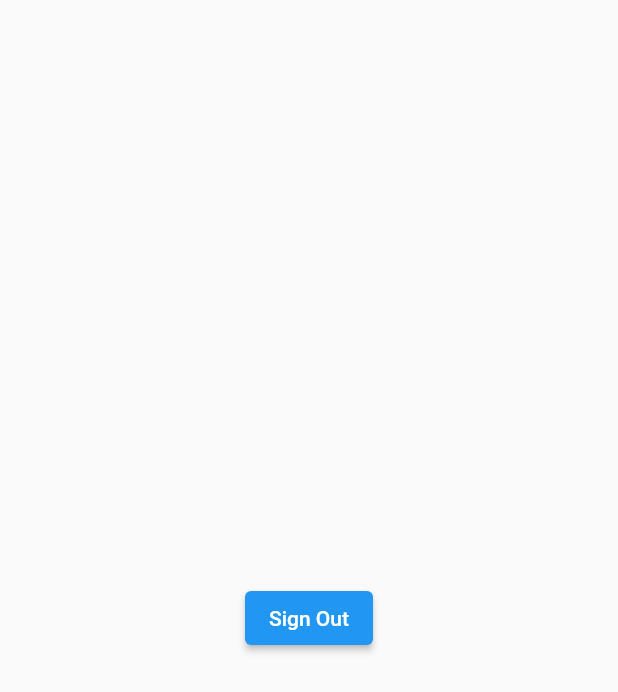
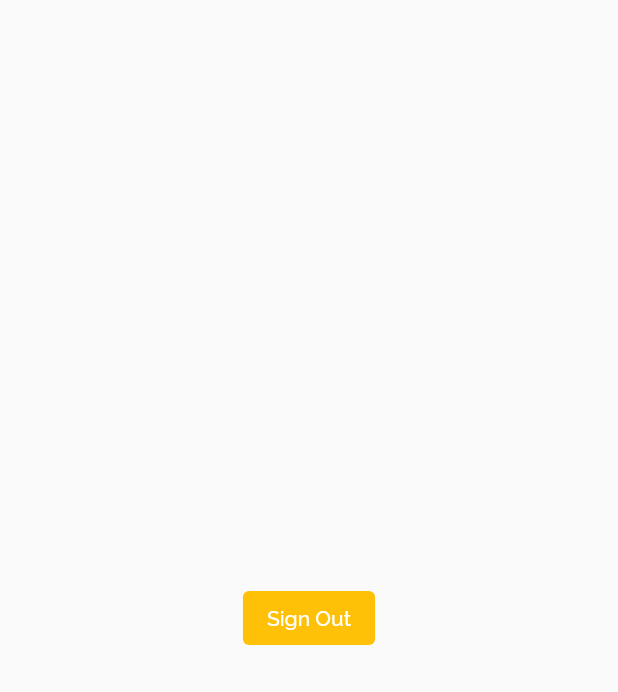
Before and after one commit to sohaibnomanahmed/webapp, a Flutter app: the screen it shows once a user with an empty profile is signed in, on a phone screen of 412 x 824 dp. Shown: the top 692 px of the screen. Run offline on Flutter 3.47's test engine with Material 2 defaults, Android fonts, the light colour scheme and no system bars; our stand-ins replace cloud_firestore, firebase_auth, firebase_core, google_fonts, routemaster, tuple; accounts and stored records are empty; statements that could not run were skipped.

Commit message:
Fix theming folder structure.

```diff
--- a/lib/main.dart
+++ b/lib/main.dart
@@ -13,9 +13,8 @@ void main() async {
   );
   await FirebaseAuth.instance.authStateChanges().isEmpty;
 
-  // services
-
   // infrastructure
+  // TODO maybe create a own service class
   final routes = Routes();
   final theming = Theming();
 
--- a/lib/src/home/my_home_page.dart
+++ b/lib/src/home/my_home_page.dart
@@ -13,7 +13,6 @@ class MyHomePage extends StatelessWidget {
   @override
   Widget build(BuildContext context) {
     final tabPage = TabPage.of(context);
-    final width = MediaQuery.of(context).size.width;
     return Scaffold(
       //key: scaffoldKey,
       appBar: const TopBar(),
--- a/lib/src/theme/theming.dart
+++ b/lib/src/theme/theming.dart
@@ -2,6 +2,7 @@ import 'package:flutter/material.dart';
 import 'package:google_fonts/google_fonts.dart';
 
 class Theming {
+  /* ------ CONSTANTS ----- */
   // colors - make tints at https://maketintsandshades.com
   final Color _primary = Colors.amber; // #6D67FF
   // static const Color _primaryLight = Color(0xFF8985FF);
@@ -11,39 +12,48 @@ class Theming {
   // static const Color _secondaryLight = Color(0xFF8985FF);
   // static const Color _secondaryDark = Color(0xFF5652CC);
 
-  final Color _bgcolorDark = const Color(0xFF19182C);
-  final Color _secondaryDark = const Color(0xFF242339);
-  // static const Color _iconDark = Color(0xFF363740);
+  final Color _bgColorDark = const Color(0xFF19182C);
+  final Color _bgColorSuppDark = const Color(0xFF242339);
+  //final Color _iconColorDark = const Color(0xFF363740);
 
   // static const Color _light = Color(0xFFF7F8FC);
   // static const Color _lightGray = Color(0xFFA4A6B3);
   // static const Color _darkGray = Color(0xFF363740);
 
-  // default values
-  final double defaultElevation = 0;
+  final double _defaultElevation = 0;
 
-  // font
-  final textTheme = GoogleFonts.ralewayTextTheme;
+  /* ------ WIDGET THEMES -------- */
+  final _textTheme = GoogleFonts.ralewayTextTheme;
+  late AppBarTheme _appBarTheme;
+  late ElevatedButtonThemeData _elevatedButtonThemeData;
+  late FloatingActionButtonThemeData _floatingActionButtonThemeData;
+  late InputDecorationTheme _inputDecorationTheme;
+  late IconThemeData _iconThemeData;
 
-  // appBar
-  final appBarTheme = AppBarTheme(
-    //foregroundColor: _primaryDark, # text, icons etc..
-    elevation: defaultElevation,
-    //backgroundColor: Colors.transparent,
+  /* ------ APP THEMES --------- */
+  late ThemeData _lightTheme;
+  late ThemeData _darkTheme;
+
+  // getters
+  ThemeData get lightTheme => _lightTheme;
+  ThemeData get darkTheme => _darkTheme;
+
+  Theming() {
+    _appBarTheme = AppBarTheme(
+      elevation: _defaultElevation,
+      backgroundColor: _secondary
     );
 
-  // buttons
-  static final elevetedButtonTheme = ElevatedButtonThemeData(
-      style: TextButton.styleFrom(elevation: defaultElevation));
+    _elevatedButtonThemeData = ElevatedButtonThemeData(
+        style: TextButton.styleFrom(elevation: _defaultElevation));
 
-  static const floatingActionButtonTheme = FloatingActionButtonThemeData(
-    elevation: defaultElevation,
-    disabledElevation: defaultElevation,
-    highlightElevation: defaultElevation,
+    _floatingActionButtonThemeData = FloatingActionButtonThemeData(
+      elevation: _defaultElevation,
+      disabledElevation: _defaultElevation,
+      highlightElevation: _defaultElevation,
     );
 
-  // input decoration for textfield etc..
-  static const inputDecorationTheme = InputDecorationTheme(
+    _inputDecorationTheme = const InputDecorationTheme(
       border: OutlineInputBorder(
           borderSide: BorderSide.none,
           borderRadius: BorderRadius.all(Radius.circular(10))),
@@ -51,33 +61,33 @@ class Theming {
       isDense: true,
     );
 
-  static const iconTheme = IconThemeData(color: _primary);
+    _iconThemeData = IconThemeData(color: _primary);
 
-  // themes
-  static final lightTheme = ThemeData(
+    _lightTheme = ThemeData(
       colorScheme: const ColorScheme.light().copyWith(
         primary: _primary,
         secondary: _secondary,
       ),
-    elevatedButtonTheme: elevetedButtonTheme,
-    floatingActionButtonTheme: floatingActionButtonTheme,
-    inputDecorationTheme: inputDecorationTheme,
-    textTheme: textTheme(),
-    appBarTheme: appBarTheme,
-    iconTheme: iconTheme,
+      elevatedButtonTheme: _elevatedButtonThemeData,
+      floatingActionButtonTheme: _floatingActionButtonThemeData,
+      inputDecorationTheme: _inputDecorationTheme,
+      textTheme: _textTheme(),
+      appBarTheme: _appBarTheme,
+      iconTheme: _iconThemeData,
     );
 
-  static final darkTheme = ThemeData.dark().copyWith(
+    _darkTheme = ThemeData.dark().copyWith(
       primaryColor: _primary,
       colorScheme: const ColorScheme.dark()
           .copyWith(primary: _primary, secondary: _secondary),
-    elevatedButtonTheme: elevetedButtonTheme,
-    floatingActionButtonTheme: floatingActionButtonTheme,
-    inputDecorationTheme: inputDecorationTheme,
-    textTheme: textTheme(ThemeData(brightness: Brightness.dark).textTheme),
-    appBarTheme: appBarTheme,
-    iconTheme: iconTheme,
-    scaffoldBackgroundColor: _bgcolorDark,
-    canvasColor: _secondaryDark,
+      elevatedButtonTheme: _elevatedButtonThemeData,
+      floatingActionButtonTheme: _floatingActionButtonThemeData,
+      inputDecorationTheme: _inputDecorationTheme,
+      textTheme: _textTheme(ThemeData(brightness: Brightness.dark).textTheme),
+      appBarTheme: _appBarTheme,
+      iconTheme: _iconThemeData,
+      scaffoldBackgroundColor: _bgColorDark,
+      canvasColor: _bgColorSuppDark,
     );
   }
+}
```
Also changed, not shown: 1 other file. Lines whose indentation alone changed are shown as unchanged.
